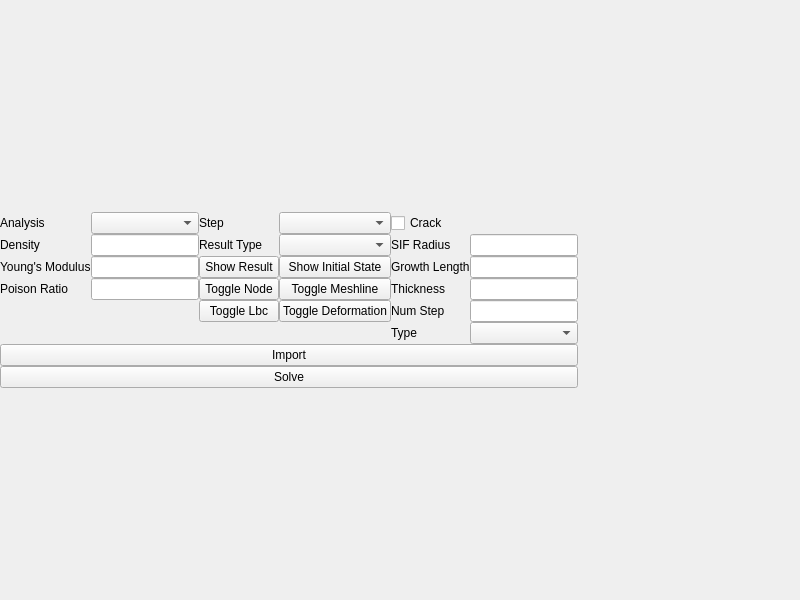
This is src/HornetMain/HornetWindow.ui in thanhlubk/Hornet as Qt 5 draws it before an edit. The edited form follows.
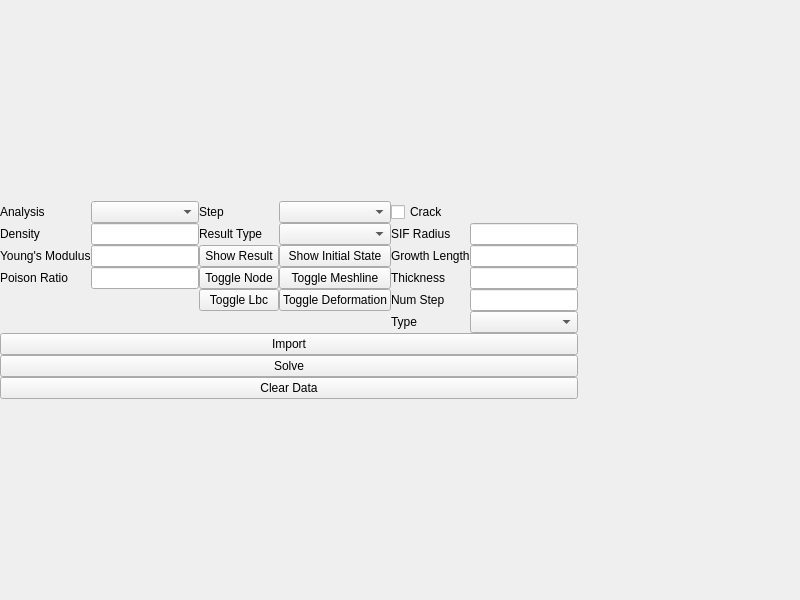
This is the edited form.

The edit to the form file:
```diff
--- a/src/HornetMain/HornetWindow.ui
+++ b/src/HornetMain/HornetWindow.ui
@@ -217,6 +217,13 @@
           </property>
          </widget>
         </item>
+        <item>
+         <widget class="QPushButton" name="pushButtonClear">
+          <property name="text">
+           <string>Clear Data</string>
+          </property>
+         </widget>
+        </item>
        </layout>
       </item>
       <item>
```
